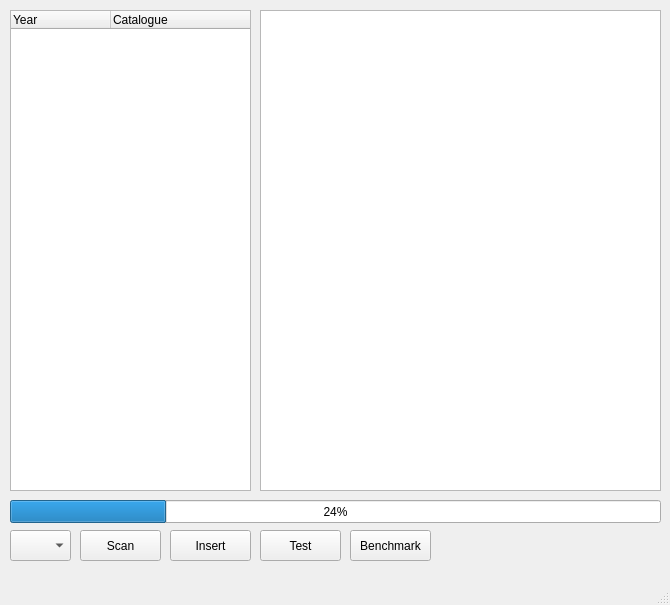
Qt form SCDAgui/mainwindow.ui (JBs197/GUI) before a commit.
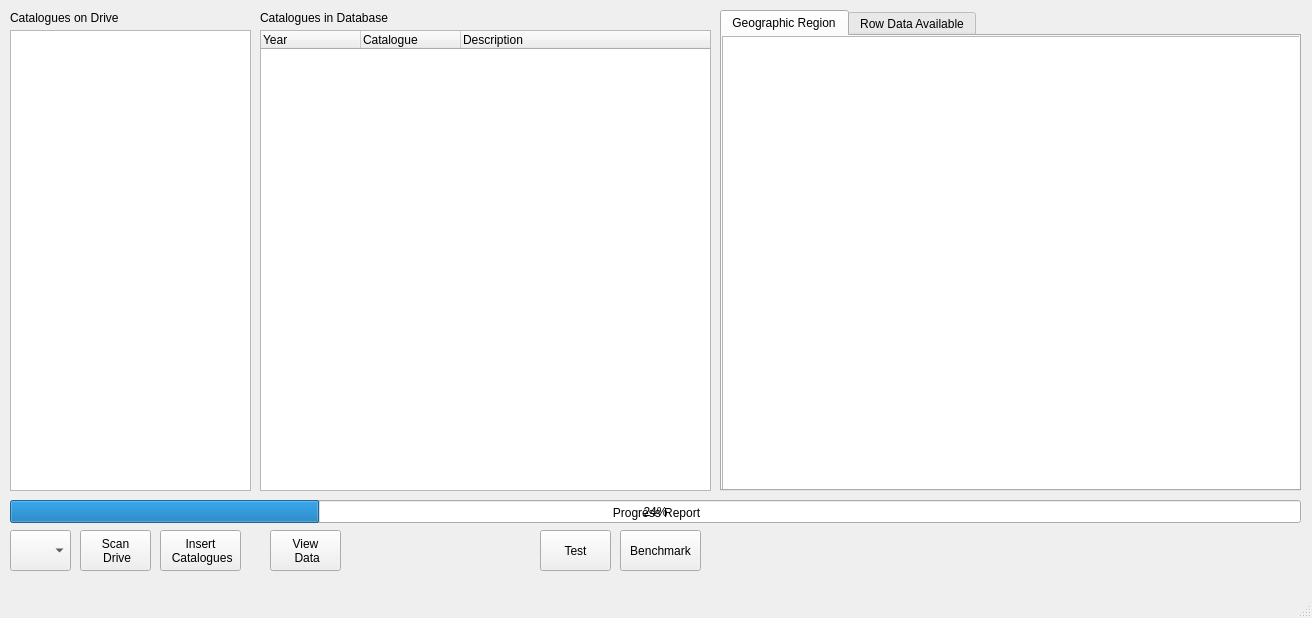
The same form after that commit.

What changed in the file:
```diff
--- a/SCDAgui/mainwindow.ui
+++ b/SCDAgui/mainwindow.ui
@@ -6,8 +6,8 @@
    <rect>
     <x>0</x>
     <y>0</y>
-    <width>670</width>
-    <height>605</height>
+    <width>1312</width>
+    <height>618</height>
    </rect>
   </property>
   <property name="windowTitle">
@@ -18,9 +18,9 @@
     <property name="geometry">
      <rect>
       <x>10</x>
-      <y>10</y>
+      <y>30</y>
       <width>241</width>
-      <height>481</height>
+      <height>461</height>
      </rect>
     </property>
     <property name="alternatingRowColors">
@@ -38,6 +38,9 @@
     <property name="columnCount">
      <number>2</number>
     </property>
+    <attribute name="headerVisible">
+     <bool>false</bool>
+    </attribute>
     <column>
      <property name="text">
       <string>Year</string>
@@ -55,7 +58,7 @@
       <x>10</x>
       <y>530</y>
       <width>61</width>
-      <height>31</height>
+      <height>41</height>
      </rect>
     </property>
    </widget>
@@ -64,56 +67,48 @@
      <rect>
       <x>80</x>
       <y>530</y>
-      <width>81</width>
-      <height>31</height>
+      <width>71</width>
+      <height>41</height>
      </rect>
     </property>
     <property name="text">
-     <string>Scan</string>
+     <string>Scan 
+ Drive</string>
     </property>
    </widget>
    <widget class="QPushButton" name="pB_insert">
     <property name="geometry">
      <rect>
-      <x>170</x>
+      <x>160</x>
       <y>530</y>
       <width>81</width>
-      <height>31</height>
+      <height>41</height>
      </rect>
     </property>
     <property name="text">
-     <string>Insert</string>
+     <string>Insert 
+ Catalogues</string>
     </property>
    </widget>
    <widget class="QPushButton" name="pB_test">
     <property name="geometry">
      <rect>
-      <x>260</x>
+      <x>540</x>
       <y>530</y>
-      <width>81</width>
-      <height>31</height>
+      <width>71</width>
+      <height>41</height>
      </rect>
     </property>
     <property name="text">
      <string>Test</string>
     </property>
    </widget>
-   <widget class="QTreeView" name="treeView">
-    <property name="geometry">
-     <rect>
-      <x>260</x>
-      <y>10</y>
-      <width>401</width>
-      <height>481</height>
-     </rect>
-    </property>
-   </widget>
    <widget class="QProgressBar" name="progressBar">
     <property name="geometry">
      <rect>
       <x>10</x>
       <y>500</y>
-      <width>651</width>
+      <width>1291</width>
       <height>23</height>
      </rect>
     </property>
@@ -124,16 +119,146 @@
    <widget class="QPushButton" name="pB_benchmark">
     <property name="geometry">
      <rect>
-      <x>350</x>
+      <x>620</x>
       <y>530</y>
       <width>81</width>
-      <height>31</height>
+      <height>41</height>
      </rect>
     </property>
     <property name="text">
      <string>Benchmark</string>
     </property>
    </widget>
+   <widget class="QTreeWidget" name="TW_cataindb">
+    <property name="geometry">
+     <rect>
+      <x>260</x>
+      <y>30</y>
+      <width>451</width>
+      <height>461</height>
+     </rect>
+    </property>
+    <property name="mouseTracking">
+     <bool>false</bool>
+    </property>
+    <property name="wordWrap">
+     <bool>true</bool>
+    </property>
+    <column>
+     <property name="text">
+      <string>Year</string>
+     </property>
+    </column>
+    <column>
+     <property name="text">
+      <string>Catalogue</string>
+     </property>
+    </column>
+    <column>
+     <property name="text">
+      <string>Description</string>
+     </property>
+    </column>
+   </widget>
+   <widget class="QLabel" name="label">
+    <property name="geometry">
+     <rect>
+      <x>10</x>
+      <y>10</y>
+      <width>241</width>
+      <height>16</height>
+     </rect>
+    </property>
+    <property name="text">
+     <string>Catalogues on Drive</string>
+    </property>
+   </widget>
+   <widget class="QLabel" name="label_2">
+    <property name="geometry">
+     <rect>
+      <x>260</x>
+      <y>10</y>
+      <width>211</width>
+      <height>16</height>
+     </rect>
+    </property>
+    <property name="text">
+     <string>Catalogues in Database</string>
+    </property>
+   </widget>
+   <widget class="QLabel" name="QL_bar">
+    <property name="geometry">
+     <rect>
+      <x>56</x>
+      <y>503</y>
+      <width>1201</width>
+      <height>20</height>
+     </rect>
+    </property>
+    <property name="text">
+     <string>Progress Report</string>
+    </property>
+    <property name="alignment">
+     <set>Qt::AlignCenter</set>
+    </property>
+   </widget>
+   <widget class="QTabWidget" name="tabW_results">
+    <property name="geometry">
+     <rect>
+      <x>720</x>
+      <y>10</y>
+      <width>581</width>
+      <height>481</height>
+     </rect>
+    </property>
+    <property name="currentIndex">
+     <number>0</number>
+    </property>
+    <widget class="QWidget" name="GID">
+     <attribute name="title">
+      <string>Geographic Region</string>
+     </attribute>
+     <widget class="QListWidget" name="GID_list">
+      <property name="geometry">
+       <rect>
+        <x>0</x>
+        <y>0</y>
+        <width>581</width>
+        <height>461</height>
+       </rect>
+      </property>
+     </widget>
+    </widget>
+    <widget class="QWidget" name="Rows">
+     <attribute name="title">
+      <string>Row Data Available</string>
+     </attribute>
+     <widget class="QListWidget" name="Rows_list">
+      <property name="geometry">
+       <rect>
+        <x>0</x>
+        <y>0</y>
+        <width>581</width>
+        <height>461</height>
+       </rect>
+      </property>
+     </widget>
+    </widget>
+   </widget>
+   <widget class="QPushButton" name="pB_viewdata">
+    <property name="geometry">
+     <rect>
+      <x>270</x>
+      <y>530</y>
+      <width>71</width>
+      <height>41</height>
+     </rect>
+    </property>
+    <property name="text">
+     <string>View 
+ Data</string>
+    </property>
+   </widget>
   </widget>
   <widget class="QMenuBar" name="menubar">
    <property name="geometry">
```
Left out of the diff: 4 changed lines with no effect on the pictures.
